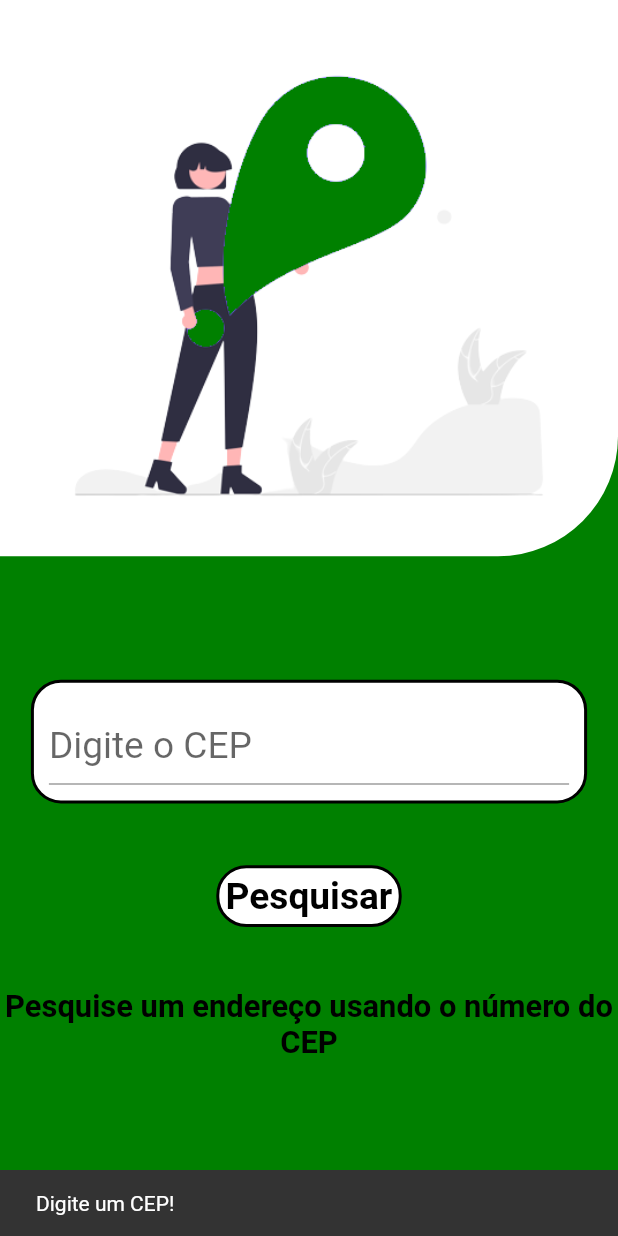
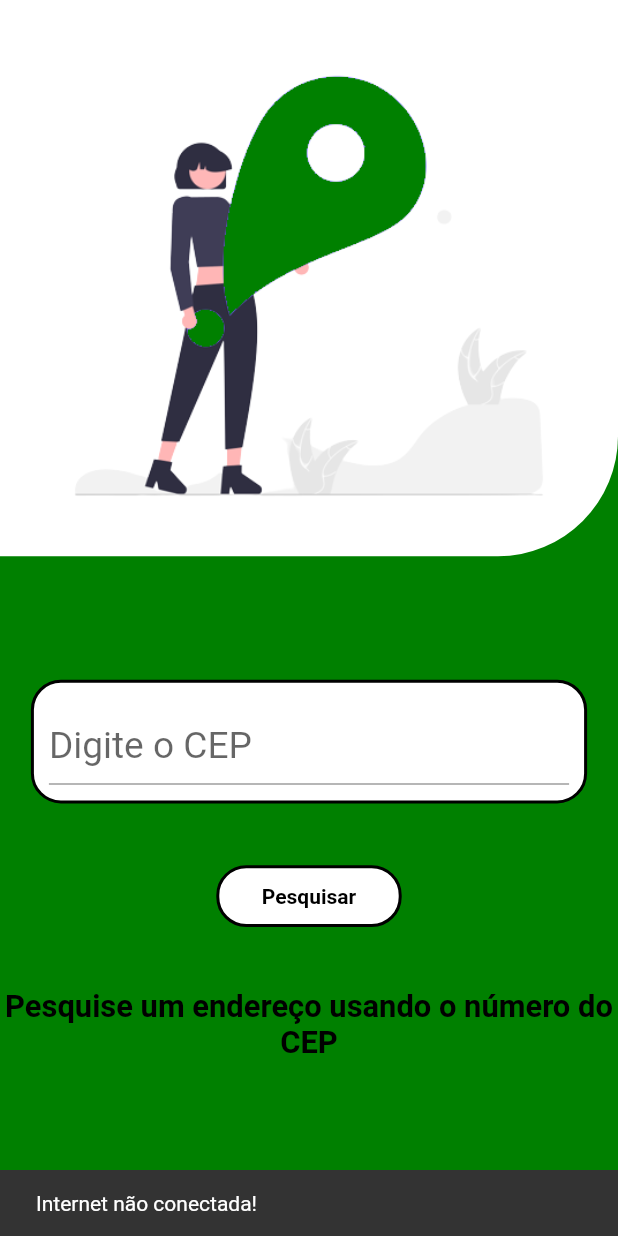
Before and after one commit to fagnerdossantos/zipcode, a Flutter app: the screen it shows after launch, after a tap on "Pesquisar", on a phone screen of 412 x 824 dp. Run offline on Flutter 3.47's test engine with Material 2 defaults, Android fonts, the phone set to English and light mode, and no system bars.

Commit message:
internet connection
Internet connection checker.

```diff
--- /dev/null
+++ b/lib/src/logic/controllers/internet_connection_controller.dart
@@ -0,0 +1,23 @@
+import 'dart:io';
+
+class InternetConnectionController {
+
+  //
+  Future<bool> isConnected() async {
+    try {
+      List<InternetAddress> result = await InternetAddress.lookup('example.com')
+          .timeout(const Duration(seconds: 5));
+
+      //
+      if (result.isNotEmpty && result[0].rawAddress.isNotEmpty) {
+        return true;
+      }
+      //
+      else {
+        return false;
+      }
+    } on SocketException catch (_) {
+      return false;
+    }
+  }
+}
--- a/lib/src/presentation/components/search/serach_button.dart
+++ b/lib/src/presentation/components/search/serach_button.dart
@@ -3,6 +3,7 @@ import 'package:flutter/material.dart';
 import 'package:provider/provider.dart';
 
 import 'package:zipcode/src/logic/controllers/address_controller.dart';
+import 'package:zipcode/src/logic/controllers/internet_connection_controller.dart';
 import 'package:zipcode/src/logic/controllers/validations_controller.dart';
 import 'package:zipcode/src/logic/models/address_model.dart';
 import 'package:zipcode/src/presentation/components/bottomSheet/model_bottom_sheet.dart';
@@ -27,13 +28,16 @@ class _SearchButtonState extends State<SearchButton> {
     final double width = widget.size.width;
 
     // Controllers
-    //final apiController = context.read<ZipCodeApiImp>();
     final addressController = context.read<AddressController>();
     final validationsController = context.read<ValidationsController>();
 
     return GestureDetector(
       // Action
       onTap: () async {
+        // Ckeck Internet Connection
+        final isConnected = await InternetConnectionController().isConnected();
+
+        if (isConnected) {
           // ZipCode
           final String zipCode = zipCodeController.text;
 
@@ -62,13 +66,20 @@ class _SearchButtonState extends State<SearchButton> {
           }
 
           zipCodeController.clear();
+        }
+
+        // If there is no connection
+        errorMessage(
+          context: context,
+          message: "Internet não conectada!",
+        );
       },
 
       // Content
       child: SizedBox(
         // Size
         height: height * .05,
-        width: width * .3,
+        width: width * .30,
 
         child: DecoratedBox(
           // Styling
@@ -81,13 +92,12 @@ class _SearchButtonState extends State<SearchButton> {
             borderRadius: radiusTwenty,
           ),
 
-          child: Center(
+          child: const Center(
             child: Text(
               "Pesquisar",
 
               // Style
               style: TextStyle(
-                fontSize: height * 0.03,
                 color: black,
                 fontWeight: FontWeight.bold,
               ),
```
Lines whose indentation alone changed are shown as unchanged.
